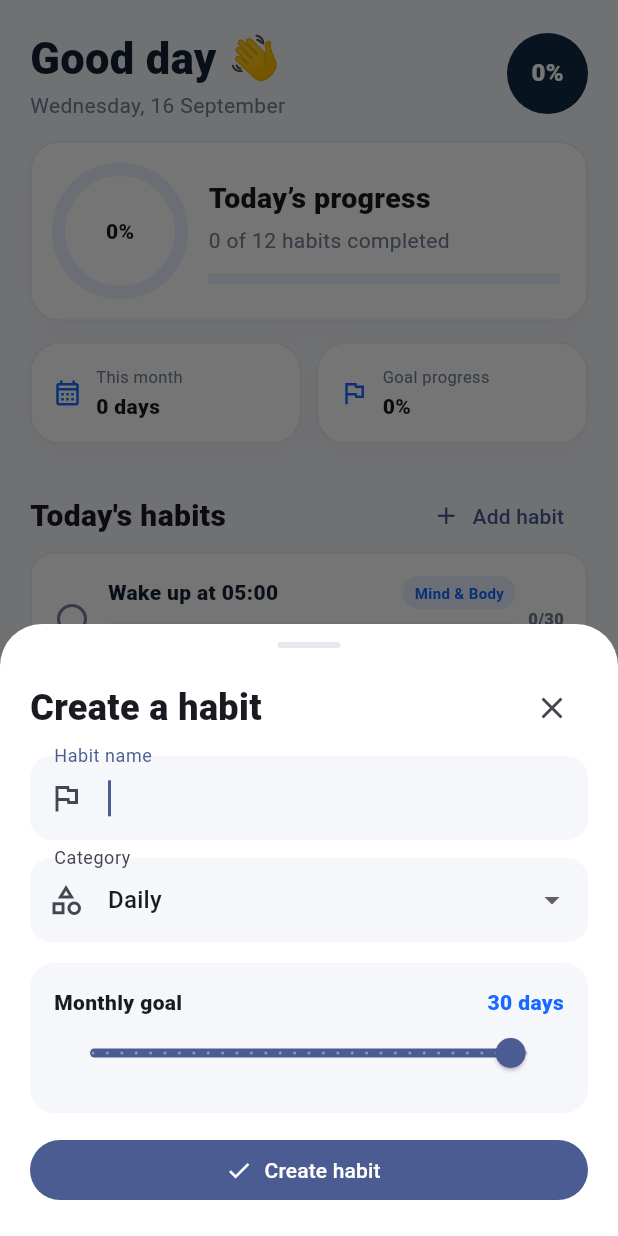
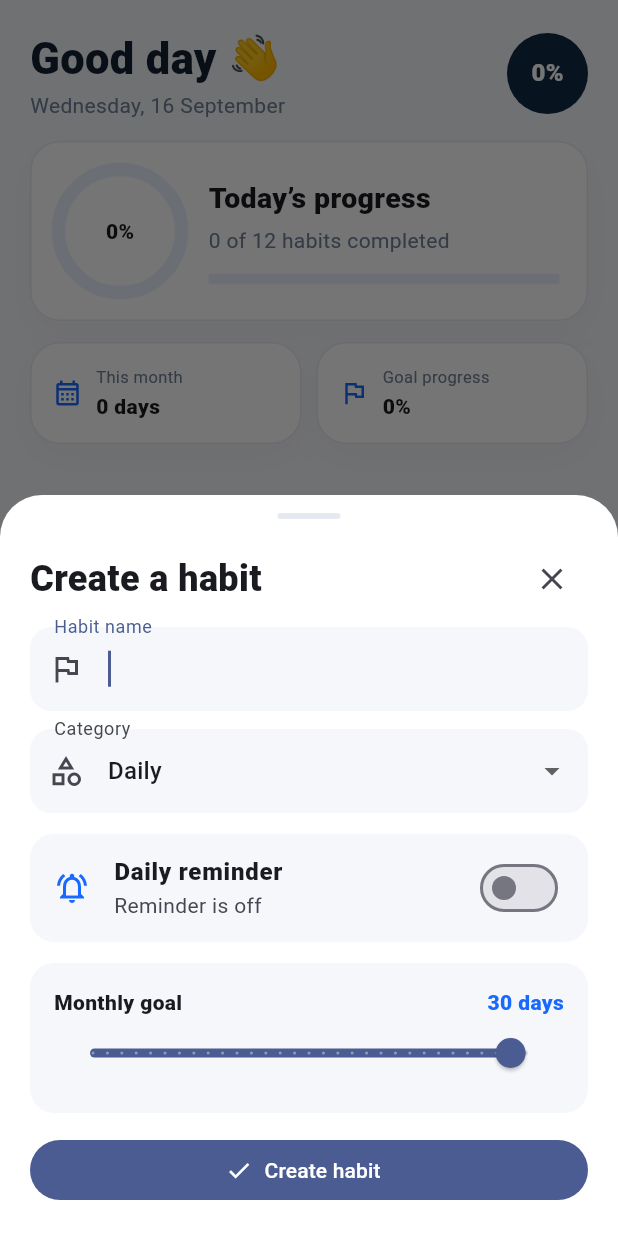
Before and after one commit to VegirajuMahaveerVarma/Habit-Tracker, a Flutter app: the screen it shows after launch, after a tap on "Add habit", on a phone screen of 412 x 824 dp. Run offline on Flutter 3.47's test engine with Material 3 defaults, Android fonts, the phone set to English and light mode, and no system bars; our stand-ins replace flutter_local_notifications, shared_preferences, timezone.

Commit message:
feat: add per-habit reminder UI and scheduling [reminders-applied]

```diff
--- a/lib/main.dart
+++ b/lib/main.dart
@@ -95,12 +95,12 @@ class _AppShellState extends State<AppShell> {
     await notifications.cancelAll();
     if (!settings.enabled) return;
 
-    for (final habit in habits.where((item) => item.active)) {
+    for (final habit in habits.where((item) => item.active && item.reminderEnabled)) {
       await notifications.scheduleDaily(
         id: _notificationId(habit),
         habitName: habit.name,
-        hour: settings.hour,
-        minute: settings.minute,
+        hour: habit.reminderHour,
+        minute: habit.reminderMinute,
       );
     }
   }
@@ -130,6 +130,9 @@ class _AppShellState extends State<AppShell> {
           name: result.name.trim(),
           category: result.category,
           goal: result.goal,
+          reminderEnabled: result.reminderEnabled,
+          reminderHour: result.reminderHour,
+          reminderMinute: result.reminderMinute,
         ),
       );
     });
@@ -178,6 +181,9 @@ class _AppShellState extends State<AppShell> {
     habit.name = result.name.trim();
     habit.category = result.category;
     habit.goal = result.goal;
+    habit.reminderEnabled = result.reminderEnabled;
+    habit.reminderHour = result.reminderHour;
+    habit.reminderMinute = result.reminderMinute;
     setState(() {});
     await storage.saveHabits(habits);
     if (reminders.enabled) await _scheduleReminders(reminders);
@@ -680,6 +686,19 @@ class HabitTile extends StatelessWidget {
                           ),
                         ],
                       ),
+                      if (habit.reminderEnabled) ...[
+                        const SizedBox(height: 7),
+                        Row(
+                          children: [
+                            const Icon(Icons.alarm, size: 14, color: AppColors.blue),
+                            const SizedBox(width: 5),
+                            Text(
+                              TimeOfDay(hour: habit.reminderHour, minute: habit.reminderMinute).format(context),
+                              style: const TextStyle(fontSize: 11, color: AppColors.blue, fontWeight: FontWeight.w800),
+                            ),
+                          ],
+                        ),
+                      ],
                       const SizedBox(height: 9),
                       LinearProgressIndicator(
                         value: progress,
@@ -736,6 +755,16 @@ class DailyPage extends StatelessWidget {
   @override
   Widget build(BuildContext context) {
     final days = DateTime(date.year, date.month + 1, 0).day;
+    final orderedHabits = [...habits]..sort((a, b) {
+      if (a.reminderEnabled != b.reminderEnabled) return a.reminderEnabled ? -1 : 1;
+      if (a.reminderEnabled) {
+        final aMinutes = a.reminderHour * 60 + a.reminderMinute;
+        final bMinutes = b.reminderHour * 60 + b.reminderMinute;
+        final byTime = aMinutes.compareTo(bMinutes);
+        if (byTime != 0) return byTime;
+      }
+      return 0;
+    });
 
     return Column(
       children: [
@@ -812,7 +841,7 @@ class DailyPage extends StatelessWidget {
                 )
               : ListView(
                   padding: const EdgeInsets.only(top: 10, bottom: 20),
-                  children: habits
+                  children: orderedHabits
                       .map(
                         (habit) => HabitTile(
                           habit: habit,
@@ -1321,12 +1350,18 @@ class HabitEditResult {
   final String name;
   final String category;
   final int goal;
+  final bool reminderEnabled;
+  final int reminderHour;
+  final int reminderMinute;
   final bool delete;
 
   const HabitEditResult({
     this.name = '',
     this.category = 'Daily',
     this.goal = 30,
+    this.reminderEnabled = false,
+    this.reminderHour = 20,
+    this.reminderMinute = 0,
     this.delete = false,
   });
 }
@@ -1344,6 +1379,8 @@ class _HabitEditorSheetState extends State<HabitEditorSheet> {
   late final TextEditingController controller;
   late String category;
   late double goal;
+  late bool reminderEnabled;
+  late TimeOfDay reminderTime;
 
   static const categories = [
     'Daily',
@@ -1360,6 +1397,11 @@ class _HabitEditorSheetState extends State<HabitEditorSheet> {
         ? widget.habit!.category
         : 'Daily';
     goal = (widget.habit?.goal ?? 30).clamp(1, 31).toDouble();
+    reminderEnabled = widget.habit?.reminderEnabled ?? false;
+    reminderTime = TimeOfDay(
+      hour: widget.habit?.reminderHour ?? 20,
+      minute: widget.habit?.reminderMinute ?? 0,
+    );
   }
 
   @override
@@ -1378,6 +1420,9 @@ class _HabitEditorSheetState extends State<HabitEditorSheet> {
         name: name,
         category: category,
         goal: goal.round(),
+        reminderEnabled: reminderEnabled,
+        reminderHour: reminderTime.hour,
+        reminderMinute: reminderTime.minute,
       ),
     );
   }
@@ -1438,7 +1483,7 @@ class _HabitEditorSheetState extends State<HabitEditorSheet> {
               ),
               const SizedBox(height: 12),
               DropdownButtonFormField<String>(
-                value: category,
+                initialValue: category,
                 decoration: const InputDecoration(
                   labelText: 'Category',
                   prefixIcon: Icon(Icons.category_outlined),
@@ -1454,6 +1499,36 @@ class _HabitEditorSheetState extends State<HabitEditorSheet> {
                 onChanged: (value) {
                   if (value != null) setState(() => category = value);
                 },
+              ),
+              const SizedBox(height: 14),
+              Container(
+                decoration: BoxDecoration(
+                  color: AppColors.bg,
+                  borderRadius: BorderRadius.circular(16),
+                ),
+                child: Column(
+                  children: [
+                    SwitchListTile(
+                      contentPadding: const EdgeInsets.symmetric(horizontal: 16),
+                      title: const Text('Daily reminder', style: TextStyle(fontWeight: FontWeight.w800)),
+                      subtitle: Text(reminderEnabled ? 'Reminder is on' : 'Reminder is off'),
+                      secondary: const Icon(Icons.notifications_active_outlined, color: AppColors.blue),
+                      value: reminderEnabled,
+                      onChanged: (value) => setState(() => reminderEnabled = value),
+                    ),
+                    if (reminderEnabled)
+                      ListTile(
+                        leading: const Icon(Icons.alarm, color: AppColors.blue),
+                        title: const Text('Reminder time', style: TextStyle(fontWeight: FontWeight.w800)),
+                        subtitle: Text(reminderTime.format(context)),
+                        trailing: const Icon(Icons.chevron_right),
+                        onTap: () async {
+                          final picked = await showTimePicker(context: context, initialTime: reminderTime);
+                          if (picked != null) setState(() => reminderTime = picked);
+                        },
+                      ),
+                  ],
+                ),
               ),
               const SizedBox(height: 14),
               Container(
@@ -1755,7 +1830,7 @@ class ProfilePage extends StatelessWidget {
                     ),
                     subtitle: Text(
                       reminders.enabled
-                          ? 'Daily at ${TimeOfDay(hour: reminders.hour, minute: reminders.minute).format(context)}'
+                          ? 'On · each habit has its own reminder time'
                           : 'Off',
                     ),
                     trailing: const Icon(Icons.chevron_right),
```
